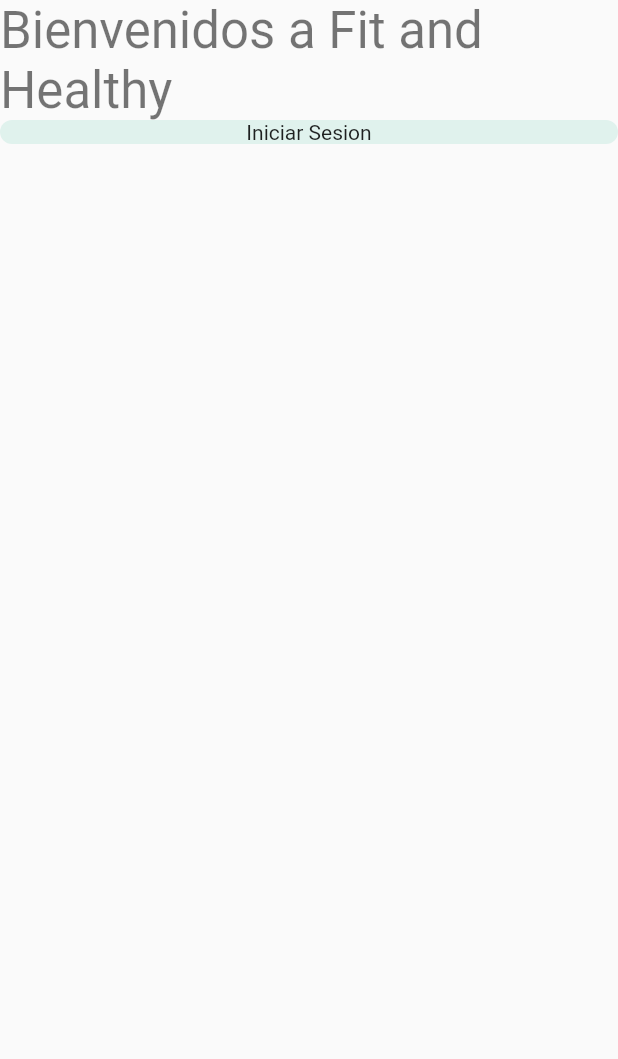
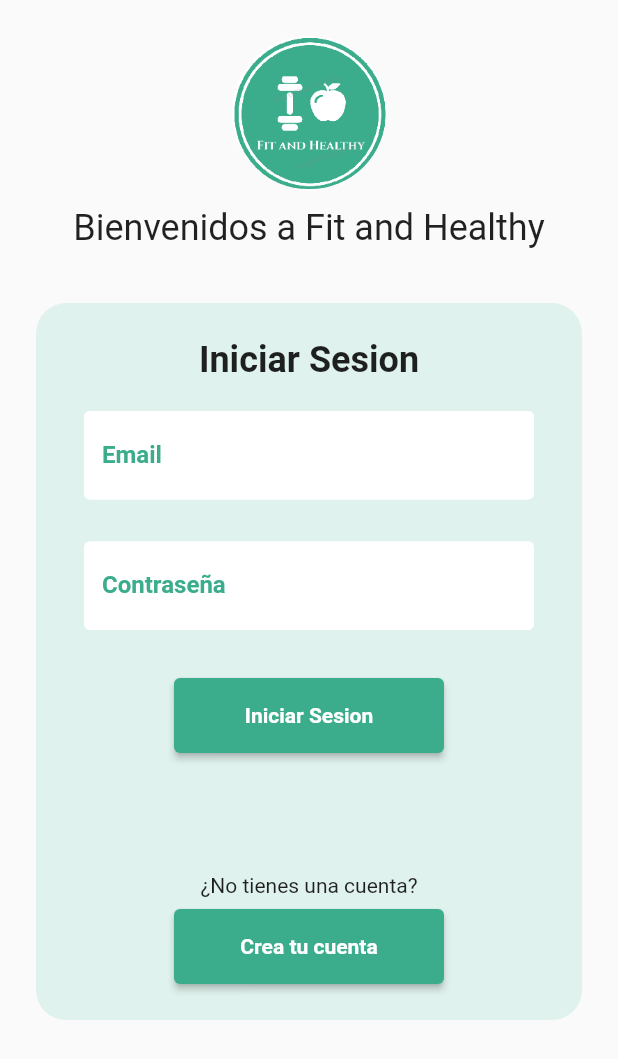
Before and after one commit to PRY20220274/FitAndHealthy_mobile, a Flutter app: the screen it shows after launch, on a phone screen of 412 x 824 dp. Shown: the top 1059 px of the screen. Run offline on Flutter 3.47's test engine with Material 2 defaults, Android fonts, the phone set to English and light mode, and no system bars.

Commit message:
fixed merge errors

```diff
--- a/lib/main.dart
+++ b/lib/main.dart
@@ -25,6 +25,10 @@ class MyApp extends StatelessWidget {
         title: 'Flutter Demo',
         debugShowCheckedModeBanner: false,
         theme: ThemeData(
+            inputDecorationTheme: const InputDecorationTheme(
+                enabledBorder: OutlineInputBorder(
+              borderSide: BorderSide(color: Colors.white),
+            )),
             colorScheme: ColorScheme(
                 primary: Palette.green.shade200,
                 secondary: Palette.green.shade50,
@@ -46,23 +50,3 @@ class MyApp extends StatelessWidget {
     );
   }
 }
-
-class MyHomePage extends StatefulWidget {
-  const MyHomePage({Key? key, required this.title}) : super(key: key);
-
-  final String title;
-
-  @override
-  State<MyHomePage> createState() => _MyHomePageState();
-}
-
-class _MyHomePageState extends State<MyHomePage> {
-  @override
-  Widget build(BuildContext context) {
-    return Scaffold(
-      appBar: AppBar(
-        title: Text(widget.title),
-      ),
-    );
-  }
-}
--- /dev/null
+++ b/lib/ui/login/login_form.dart
@@ -0,0 +1,55 @@
+import 'package:fit_healthy/ui/shared/app_filled_button.dart';
+import 'package:fit_healthy/ui/shared/app_input_decoration.dart';
+import 'package:fit_healthy/ui/shared/transition_page_route.dart';
+import 'package:fit_healthy/ui/signup/signup_page.dart';
+import 'package:flutter/material.dart';
+
+class LogInform extends StatelessWidget {
+  const LogInform({Key? key}) : super(key: key);
+
+  @override
+  Widget build(BuildContext context) {
+    final _formKey = GlobalKey<FormState>();
+
+    return Form(
+        key: _formKey,
+        child: Column(
+          children: [
+            Padding(
+              padding: const EdgeInsets.all(8.0),
+              child: TextFormField(
+                  autovalidateMode: AutovalidateMode.onUserInteraction,
+                  decoration: appInputDecoration(
+                      labelText: 'Email', fillColor: Colors.white),
+                  autocorrect: false,
+                  keyboardType: TextInputType.emailAddress),
+            ),
+            const SizedBox(height: 12),
+            Padding(
+              padding: const EdgeInsets.all(8.0),
+              child: TextFormField(
+                  autovalidateMode: AutovalidateMode.onUserInteraction,
+                  decoration: appInputDecoration(
+                      labelText: 'Contraseña', fillColor: Colors.white),
+                  autocorrect: false),
+            ),
+            const SizedBox(height: 24),
+            AppFilledButton(text: 'Iniciar Sesion', onPressed: () {}),
+            const SizedBox(height: 72),
+            const Padding(
+              padding: EdgeInsets.all(8.0),
+              child: Text('¿No tienes una cuenta?'),
+            ),
+            AppFilledButton(
+                text: 'Crea tu cuenta',
+                onPressed: () {
+                  Navigator.pushReplacement(
+                      context,
+                      TransitionPageRoute(
+                          child: const SignUpPage(),
+                          direction: AxisDirection.left));
+                }),
+          ],
+        ));
+  }
+}
--- a/lib/ui/login/login_page.dart
+++ b/lib/ui/login/login_page.dart
@@ -1,3 +1,4 @@
+import 'package:fit_healthy/ui/login/login_form.dart';
 import 'package:flutter/material.dart';
 
 class LogInPage extends StatelessWidget {
@@ -5,30 +6,44 @@ class LogInPage extends StatelessWidget {
 
   @override
   Widget build(BuildContext context) {
+    final size = MediaQuery.of(context).size;
     return Scaffold(
       body: SafeArea(
-        child: Column(
-          children: [
-            /*ClipRRect(
-              borderRadius: BorderRadius.circular(50.0),
-              child: Image.asset('assets/images/logo.png', fit: BoxFit.contain),
-            ),*/
-            Text('Bienvenidos a Fit and Healthy',
-                style: Theme.of(context).textTheme.headline4),
-            ClipRRect(
-              borderRadius: BorderRadius.circular(20.0),
-              child: Container(
+        child: SingleChildScrollView(
+          child: Column(
+            children: [
+              const SizedBox(height: 24),
+              ClipRRect(
+                borderRadius: BorderRadius.circular(90.0),
+                child: Image.asset('assets/images/logo.png',
+                    fit: BoxFit.contain, width: size.width * 0.25),
+              ),
+              const SizedBox(height: 12),
+              Text('Bienvenidos a Fit and Healthy',
+                  style: Theme.of(context).textTheme.headline5),
+              const SizedBox(height: 12),
+              Container(
                 alignment: Alignment.center,
-                color: Theme.of(context).colorScheme.secondary,
+                decoration: BoxDecoration(
+                    borderRadius: BorderRadius.circular(20.0),
+                    color: Theme.of(context).colorScheme.secondary),
+                padding: const EdgeInsets.all(24),
+                margin: const EdgeInsets.all(24),
                 child: Column(
-                  children: [
-                    const Text(
-                        'Iniciar Sesion'), /*TextFormField(onChanged: (value) => )*/
+                  children: const [
+                    Text(
+                      'Iniciar Sesion',
+                      style:
+                          TextStyle(fontSize: 24, fontWeight: FontWeight.bold),
+                    ),
+                    SizedBox(height: 12),
+                    LogInform()
                   ],
                 ),
-              ),
-            )
-          ],
+                /*),*/
+              )
+            ],
+          ),
         ),
       ),
     );
--- /dev/null
+++ b/lib/ui/shared/app_filled_button.dart
@@ -0,0 +1,41 @@
+import 'package:flutter/material.dart';
+
+class AppFilledButton extends StatelessWidget {
+  final String text;
+  final Size minimunSize;
+  final VoidCallback? onPressed;
+  final Color? color;
+  final IconData? icon;
+
+  const AppFilledButton(
+      {Key? key,
+      required this.text,
+      required this.onPressed,
+      this.minimunSize = const Size(180, 50),
+      this.color,
+      this.icon})
+      : super(key: key);
+
+  @override
+  Widget build(BuildContext context) {
+    return ElevatedButton(
+      style: ElevatedButton.styleFrom(
+        minimumSize: minimunSize,
+        primary: color ?? Theme.of(context).colorScheme.primary,
+      ),
+      child: Row(
+        mainAxisAlignment: MainAxisAlignment.center,
+        mainAxisSize: MainAxisSize.min,
+        children: [
+          Text(
+            text,
+            style: const TextStyle(
+                fontWeight: FontWeight.bold, color: Colors.white),
+          ),
+          if (icon != null) Icon(icon),
+        ],
+      ),
+      onPressed: onPressed,
+    );
+  }
+}
--- /dev/null
+++ b/lib/ui/shared/app_input_decoration.dart
@@ -0,0 +1,14 @@
+import 'package:fit_healthy/domain/utils/themes/color_theme.dart';
+import 'package:flutter/material.dart';
+
+InputDecoration appInputDecoration(
+    {required String labelText, required Color fillColor}) {
+  return InputDecoration(
+    labelText: labelText,
+    labelStyle:
+        TextStyle(fontWeight: FontWeight.bold, color: Palette.green.shade200),
+    border: const OutlineInputBorder(),
+    fillColor: fillColor,
+    filled: true,
+  );
+}
--- /dev/null
+++ b/lib/ui/shared/transition_page_route.dart
@@ -0,0 +1,41 @@
+import 'package:flutter/material.dart';
+
+class TransitionPageRoute extends PageRouteBuilder {
+  final Widget child;
+  final AxisDirection direction;
+
+  TransitionPageRoute(
+      {required this.child, this.direction = AxisDirection.right})
+      : super(
+          transitionDuration: const Duration(milliseconds: 300),
+          reverseTransitionDuration: const Duration(milliseconds: 150),
+          pageBuilder: (context, animation, secondaryAnimation) => child,
+        );
+
+  @override
+  Widget buildTransitions(
+    BuildContext context,
+    Animation<double> animation,
+    Animation<double> secondaryAnimation,
+    Widget child,
+  ) {
+    return SlideTransition(
+      position: Tween<Offset>(begin: _getBeginOffset(), end: Offset.zero)
+          .animate(animation),
+      child: child,
+    );
+  }
+
+  Offset _getBeginOffset() {
+    switch (direction) {
+      case AxisDirection.up:
+        return const Offset(0, 1);
+      case AxisDirection.down:
+        return const Offset(0, -1);
+      case AxisDirection.right:
+        return const Offset(-1, 0);
+      case AxisDirection.left:
+        return const Offset(1, 0);
+    }
+  }
+}
```
Also changed, not shown: lib/ui/goals/physical_goals_create_page.dart (added, +73 -0 lines), lib/ui/signup/signup_form.dart (added, +67 -0 lines), lib/ui/signup/signup_page.dart (added, +50 -0 lines).
